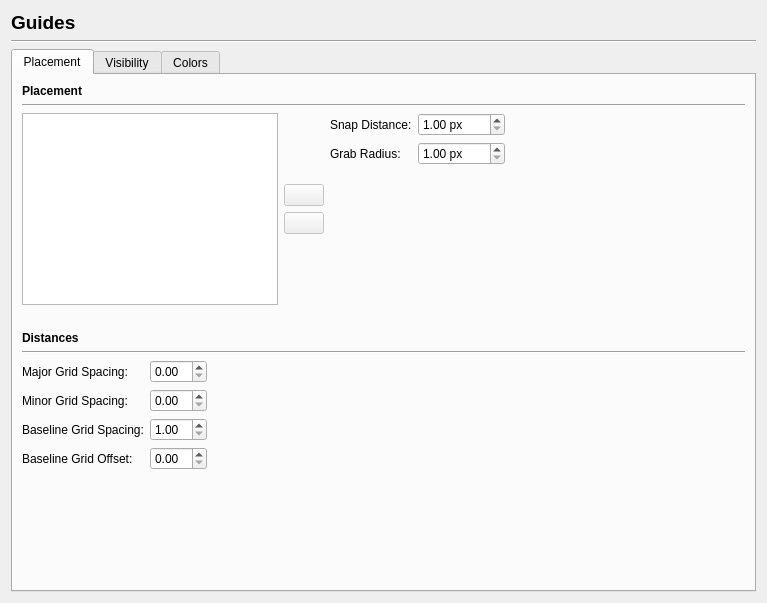
The window that scribus/ui/prefs_guidesbase.ui (scribusproject/scribus) describes before a commit, drawn with Qt 5.
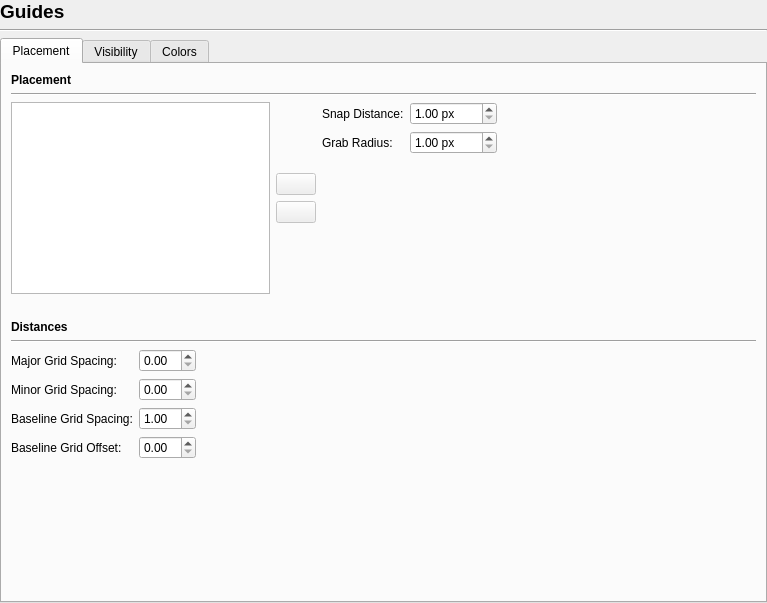
The same window after the commit. Custom widgets are drawn as their Qt base class.

The edit to the form file:
```diff
--- a/scribus/ui/prefs_guidesbase.ui
+++ b/scribus/ui/prefs_guidesbase.ui
@@ -14,6 +14,18 @@
    <string notr="true">Form</string>
   </property>
   <layout class="QVBoxLayout" name="verticalLayout_2">
+   <property name="leftMargin">
+    <number>0</number>
+   </property>
+   <property name="topMargin">
+    <number>0</number>
+   </property>
+   <property name="rightMargin">
+    <number>0</number>
+   </property>
+   <property name="bottomMargin">
+    <number>0</number>
+   </property>
    <item>
     <widget class="QLabel" name="label">
      <property name="font">
```
